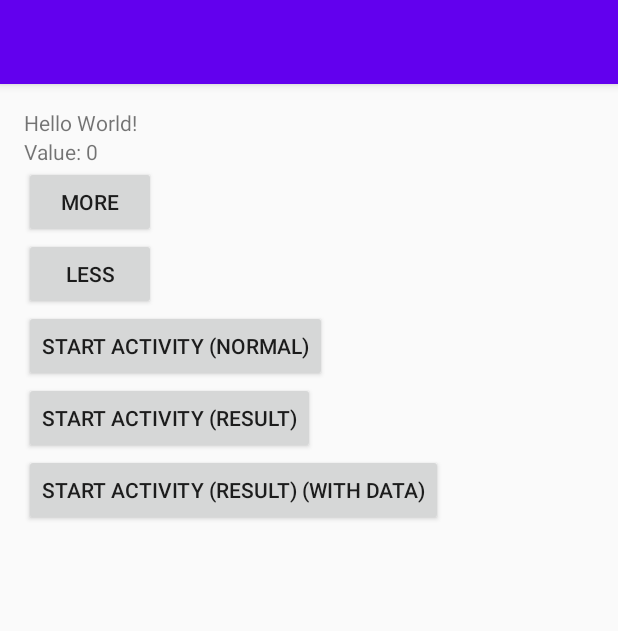
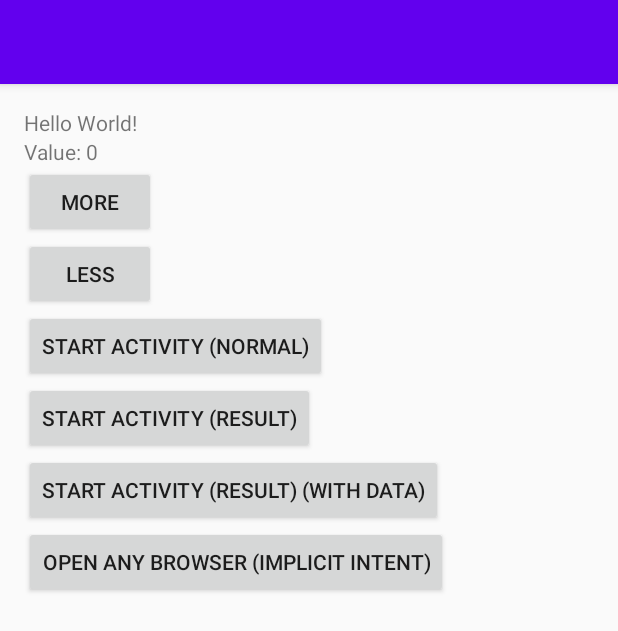
Before and after one commit to inlacou/Formacion, an Android app: the screen it shows after launch (MainActivity), on a phone screen of 412 x 824 dp. Shown: the top 631 px of the screen. Run offline under Robolectric (Android 15) with nearby library versions, the phone set to English and light mode, and no system bars; our stand-ins replace Timber; 3 statements that could not run were skipped.

Commit message:
added an implicit intent

```diff
--- a/app/src/main/java/com/inlacou/fivedaysapp/main/MainActivity.java
+++ b/app/src/main/java/com/inlacou/fivedaysapp/main/MainActivity.java
@@ -25,6 +25,7 @@ public class MainActivity extends AppCompatActivity {
 	public Button btStartNormal = null;
 	public Button btStartResult = null;
 	public Button btStartResultWithData = null;
+	public Button btStartBrowser = null;
 
 	@Override
 	protected void onCreate(Bundle savedInstanceState) {
@@ -47,6 +48,7 @@ public class MainActivity extends AppCompatActivity {
 		btStartNormal = findViewById(R.id.bt_start_activity_normal);
 		btStartResult = findViewById(R.id.bt_start_activity_result);
 		btStartResultWithData = findViewById(R.id.bt_start_activity_result_with_data);
+		btStartBrowser = findViewById(R.id.bt_start_browser);
 	}
 
 	private void populate() {
@@ -82,6 +84,12 @@ public class MainActivity extends AppCompatActivity {
 			@Override
 			public void onClick(View view) {
 				controller.onButtonStartResultWithDataClick();
+			}
+		});
+		btStartBrowser.setOnClickListener(new View.OnClickListener() {
+			@Override
+			public void onClick(View view) {
+				controller.onButtonOpenBrowserClick();
 			}
 		});
 	}
--- a/app/src/main/java/com/inlacou/fivedaysapp/main/MainActivityController.java
+++ b/app/src/main/java/com/inlacou/fivedaysapp/main/MainActivityController.java
@@ -2,6 +2,7 @@ package com.inlacou.fivedaysapp.main;
 
 import android.app.Activity;
 import android.content.Intent;
+import android.net.Uri;
 
 import androidx.annotation.Nullable;
 
@@ -53,4 +54,9 @@ class MainActivityController {
 			view.showToast("RESULT_CANCELED");
 		}
 	}
+
+	public void onButtonOpenBrowserClick() {
+		Intent intent = new Intent(Intent.ACTION_VIEW, Uri.parse("http://www.google.com"));
+		view.startActivity(intent);
+	}
 }
--- a/app/src/main/res/layout/activity_main.xml
+++ b/app/src/main/res/layout/activity_main.xml
@@ -43,5 +43,10 @@
 		android:layout_width="wrap_content"
 		android:layout_height="wrap_content"
 		android:text="@string/Start_activity_result_with_data"/>
+	<Button
+		android:id="@+id/bt_start_browser"
+		android:layout_width="wrap_content"
+		android:layout_height="wrap_content"
+		android:text="@string/Open_any_browser_implicit_intent"/>
 
 </LinearLayout>
--- a/app/src/main/res/values/strings.xml
+++ b/app/src/main/res/values/strings.xml
@@ -5,4 +5,5 @@
 	<string name="Start_activity_result">Start activity (result)</string>
 	<string name="Start_activity_result_with_data">Start activity (result) (with data)</string>
 	<string name="End">End</string>
+	<string name="Open_any_browser_implicit_intent">Open any browser (implicit intent)</string>
 </resources>
```
